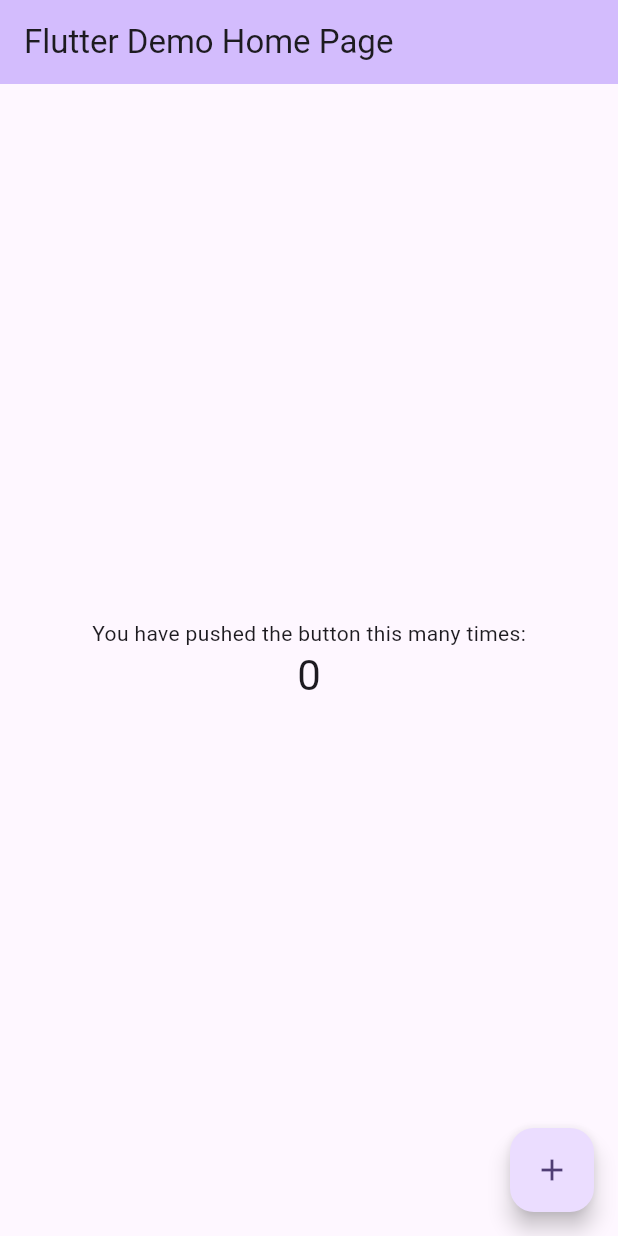
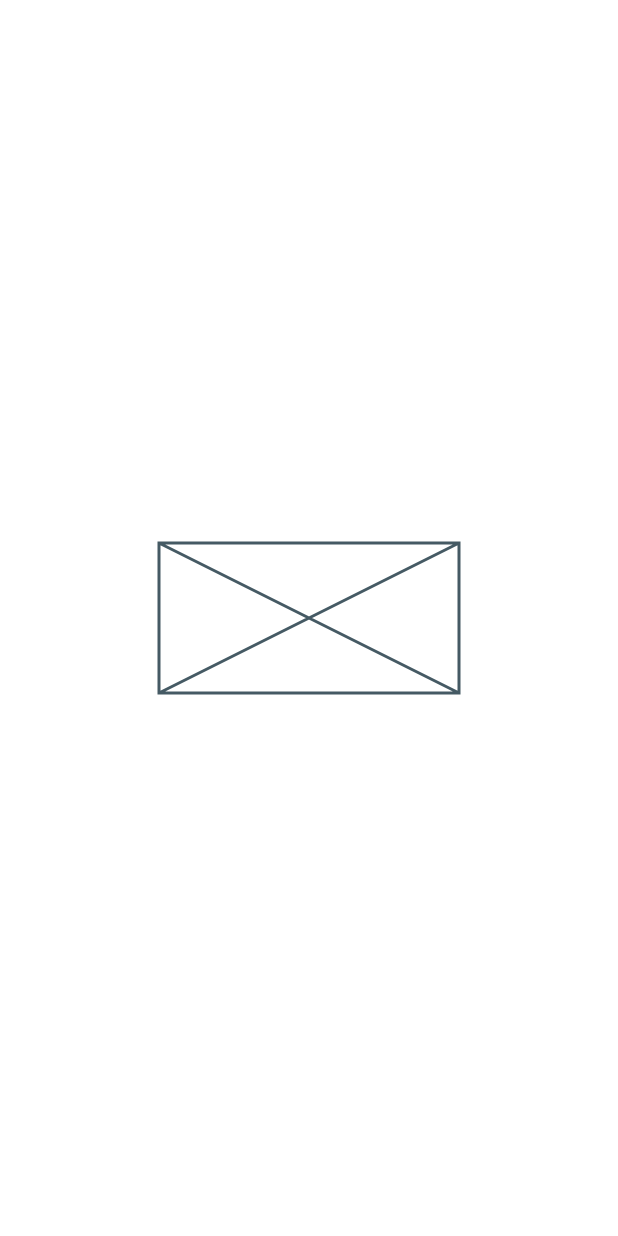
Before and after one commit to ahmedsameha1/cccalculator, a Flutter app: the screen it shows after launch, on a phone screen of 412 x 824 dp. Run offline on Flutter 3.47's test engine with Material 3 defaults, Android fonts, the phone set to English and light mode, and no system bars.

Commit message:
Create an empty Calculator widget

```diff
--- a/lib/main.dart
+++ b/lib/main.dart
@@ -1,125 +1,7 @@
 import 'package:flutter/material.dart';
 
+import 'widgets/app_widget.dart';
+
 void main() {
-  runApp(const MyApp());
+  runApp(const App());
 }
-
-class MyApp extends StatelessWidget {
-  const MyApp({super.key});
-
-  // This widget is the root of your application.
-  @override
-  Widget build(BuildContext context) {
-    return MaterialApp(
-      title: 'Flutter Demo',
-      theme: ThemeData(
-        // This is the theme of your application.
-        //
-        // TRY THIS: Try running your application with "flutter run". You'll see
-        // the application has a purple toolbar. Then, without quitting the app,
-        // try changing the seedColor in the colorScheme below to Colors.green
-        // and then invoke "hot reload" (save your changes or press the "hot
-        // reload" button in a Flutter-supported IDE, or press "r" if you used
-        // the command line to start the app).
-        //
-        // Notice that the counter didn't reset back to zero; the application
-        // state is not lost during the reload. To reset the state, use hot
-        // restart instead.
-        //
-        // This works for code too, not just values: Most code changes can be
-        // tested with just a hot reload.
-        colorScheme: ColorScheme.fromSeed(seedColor: Colors.deepPurple),
-        useMaterial3: true,
-      ),
-      home: const MyHomePage(title: 'Flutter Demo Home Page'),
-    );
-  }
-}
-
-class MyHomePage extends StatefulWidget {
-  const MyHomePage({super.key, required this.title});
-
-  // This widget is the home page of your application. It is stateful, meaning
-  // that it has a State object (defined below) that contains fields that affect
-  // how it looks.
-
-  // This class is the configuration for the state. It holds the values (in this
-  // case the title) provided by the parent (in this case the App widget) and
-  // used by the build method of the State. Fields in a Widget subclass are
-  // always marked "final".
-
-  final String title;
-
-  @override
-  State<MyHomePage> createState() => _MyHomePageState();
-}
-
-class _MyHomePageState extends State<MyHomePage> {
-  int _counter = 0;
-
-  void _incrementCounter() {
-    setState(() {
-      // This call to setState tells the Flutter framework that something has
-      // changed in this State, which causes it to rerun the build method below
-      // so that the display can reflect the updated values. If we changed
-      // _counter without calling setState(), then the build method would not be
-      // called again, and so nothing would appear to happen.
-      _counter++;
-    });
-  }
-
-  @override
-  Widget build(BuildContext context) {
-    // This method is rerun every time setState is called, for instance as done
-    // by the _incrementCounter method above.
-    //
-    // The Flutter framework has been optimized to make rerunning build methods
-    // fast, so that you can just rebuild anything that needs updating rather
-    // than having to individually change instances of widgets.
-    return Scaffold(
-      appBar: AppBar(
-        // TRY THIS: Try changing the color here to a specific color (to
-        // Colors.amber, perhaps?) and trigger a hot reload to see the AppBar
-        // change color while the other colors stay the same.
-        backgroundColor: Theme.of(context).colorScheme.inversePrimary,
-        // Here we take the value from the MyHomePage object that was created by
-        // the App.build method, and use it to set our appbar title.
-        title: Text(widget.title),
-      ),
-      body: Center(
-        // Center is a layout widget. It takes a single child and positions it
-        // in the middle of the parent.
-        child: Column(
-          // Column is also a layout widget. It takes a list of children and
-          // arranges them vertically. By default, it sizes itself to fit its
-          // children horizontally, and tries to be as tall as its parent.
-          //
-          // Column has various properties to control how it sizes itself and
-          // how it positions its children. Here we use mainAxisAlignment to
-          // center the children vertically; the main axis here is the vertical
-          // axis because Columns are vertical (the cross axis would be
-          // horizontal).
-          //
-          // TRY THIS: Invoke "debug painting" (choose the "Toggle Debug Paint"
-          // action in the IDE, or press "p" in the console), to see the
-          // wireframe for each widget.
-          mainAxisAlignment: MainAxisAlignment.center,
-          children: <Widget>[
-            const Text(
-              'You have pushed the button this many times:',
-            ),
-            Text(
-              '$_counter',
-              style: Theme.of(context).textTheme.headlineMedium,
-            ),
-          ],
-        ),
-      ),
-      floatingActionButton: FloatingActionButton(
-        onPressed: _incrementCounter,
-        tooltip: 'Increment',
-        child: const Icon(Icons.add),
-      ), // This trailing comma makes auto-formatting nicer for build methods.
-    );
-  }
-}
--- /dev/null
+++ b/lib/widgets/app_widget.dart
@@ -0,0 +1,19 @@
+import 'package:flutter/material.dart';
+
+import 'calculator.dart';
+
+class App extends StatelessWidget {
+  const App({super.key});
+
+  @override
+  Widget build(BuildContext context) {
+    return const MaterialApp(
+        home: Center(
+      child: SizedBox(
+        width: 200,
+        height: 100,
+        child: Calculator(),
+      ),
+    ));
+  }
+}
--- /dev/null
+++ b/lib/widgets/calculator.dart
@@ -0,0 +1,10 @@
+import 'package:flutter/material.dart';
+
+class Calculator extends StatelessWidget {
+  const Calculator({super.key});
+
+  @override
+  Widget build(BuildContext context) {
+    return const Placeholder();
+  }
+}
```
Also changed, not shown: 3 other files.
